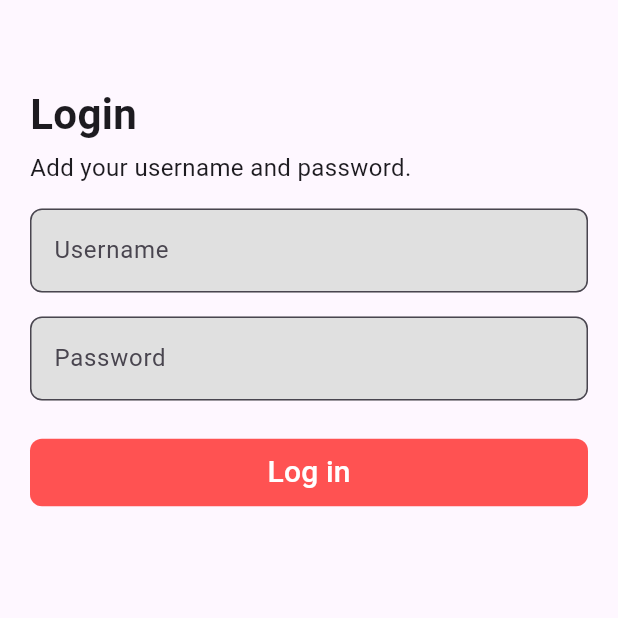
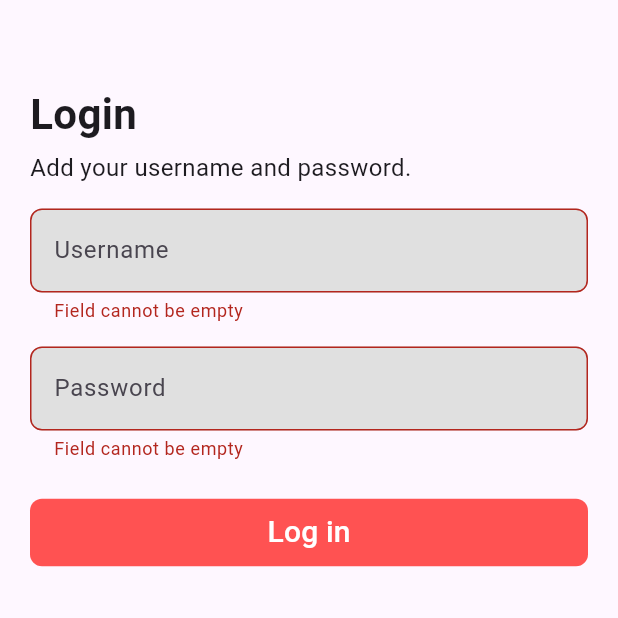
Before and after one commit to catQuantumCat/PBL4-task-manager, a Flutter app: the screen it shows after launch, after a tap on "Log in", on a phone screen of 412 x 824 dp, the top half of it. Run offline on Flutter 3.47's test engine with Material 3 defaults, Android fonts, the phone set to English and light mode, and no system bars; our stand-ins replace bloc, dio, equatable, flutter_bloc; network calls fail.

Commit message:
Chore: sign in validation

```diff
--- /dev/null
+++ b/mobile/taskmanager/lib/common/utils/ux_writing.util.dart
@@ -0,0 +1,18 @@
+
+
+
+enum UXWritingEnum {
+  //ERROR
+  //AUTH
+    errorAuthInvalidEmail("Invalid email"),
+    errorAuthInvalidPassword(
+        "Must be at least 12 characters, with uppercase and lower case charaters, numbers and special characters"),
+    errorAuthEmptyField("Field cannot be empty"),
+
+
+  ;
+
+  final String value;
+
+  const UXWritingEnum(this.value);
+}
--- a/mobile/taskmanager/lib/modules/auth/bloc/login/login_state.dart
+++ b/mobile/taskmanager/lib/modules/auth/bloc/login/login_state.dart
@@ -34,3 +34,8 @@ class LoginInitial extends LoginState {
 class LoginLoading extends LoginState {
   const LoginLoading({super.status = LoginStatus.loading});
 }
+
+class LoginFailed extends LoginState {
+  const LoginFailed(
+      {super.status = LoginStatus.failed, required super.errorString});
+}
--- a/mobile/taskmanager/lib/modules/auth/view/login.view.dart
+++ b/mobile/taskmanager/lib/modules/auth/view/login.view.dart
@@ -2,7 +2,10 @@ import 'dart:developer';
 
 import 'package:flutter/material.dart';
 import 'package:flutter_bloc/flutter_bloc.dart';
+import 'package:taskmanager/common/utils/validation.utils.dart';
 import 'package:taskmanager/modules/auth/bloc/login/login_bloc.dart';
+import 'package:taskmanager/modules/auth/widget/auth_elevated_button.widget.dart';
+import 'package:taskmanager/modules/auth/widget/round_text_form_field.widget.dart';
 
 class LoginPage extends StatelessWidget {
   const LoginPage({super.key});
@@ -24,73 +27,46 @@ class LoginView extends StatelessWidget {
   final TextEditingController _passwordFieldController =
       TextEditingController();
 
+  final GlobalKey<FormState> _formkey = GlobalKey<FormState>();
+
   void _onLoginTapped(BuildContext context) {
+    if (!_formkey.currentState!.validate()) return;
+
     context.read<LoginBloc>().add(LoginSubmitTapped(
           username: _usernameFieldController.text,
           password: _passwordFieldController.text,
         ));
   }
 
-  Widget authTextFormField(
-      {String? hintText,
-      bool obscureText = false,
-      TextEditingController? controller,
-      FormFieldValidator? validator}) {
-    return TextFormField(
-      obscureText: obscureText,
-      controller: controller,
-      validator: validator,
-      decoration: InputDecoration(
-        focusedBorder: const OutlineInputBorder(
-            borderRadius: BorderRadius.all(Radius.circular(8))),
-        filled: true,
-        fillColor: Colors.grey[300],
-        hintText: hintText,
-        border: const OutlineInputBorder(
-          borderRadius: BorderRadius.all(
-            Radius.circular(8),
-          ),
+  void _listenToStateChanges(BuildContext context, LoginState state) {
+    if (state.status == LoginStatus.success) {
+      Navigator.pushNamedAndRemoveUntil(
+        context,
+        "/home",
+        (route) => false,
+      );
+    }
+
+    if (state.status == LoginStatus.failed) {
+      showDialog(
+        context: context,
+        builder: (dialogContext) => AlertDialog(
+          actions: [
+            TextButton(
+                onPressed: () => Navigator.pop(dialogContext),
+                child: const Text("Try again"))
+          ],
+          title: const Text("Cannot sign in"),
+          content: Text(state.errorString ?? "Unknown error"),
         ),
-      ),
-    );
-  }
-
-  Widget authElevatedButton(
-      {required String label, void Function()? onPressed}) {
-    return ElevatedButton(
-      style: const ButtonStyle().copyWith(
-        elevation: const WidgetStatePropertyAll(0),
-        backgroundColor: const WidgetStatePropertyAll(Colors.redAccent),
-        shape: const WidgetStatePropertyAll(
-          RoundedRectangleBorder(
-            borderRadius: BorderRadius.all(Radius.circular(8)),
-          ),
-        ),
-      ),
-      onPressed: onPressed,
-      child: Container(
-        margin: const EdgeInsets.symmetric(vertical: 8),
-        child: Text(
-          label,
-          style: const TextStyle(fontSize: 20, color: Colors.white),
-        ),
-      ),
-    );
+      );
+    }
   }
 
   @override
   Widget build(BuildContext context) {
     return BlocConsumer<LoginBloc, LoginState>(
-      listener: (context, state) {
-        log("HERE");
-        if (state.status == LoginStatus.success) {
-          Navigator.pushNamedAndRemoveUntil(
-            context,
-            "/home",
-            (route) => false,
-          );
-        }
-      },
+      listener: (context, state) => _listenToStateChanges(context, state),
       builder: (context, state) {
         return Scaffold(
           appBar: AppBar(),
@@ -120,31 +96,35 @@ class LoginView extends StatelessWidget {
                           ),
                           const SizedBox(height: 16),
                           Form(
+                            key: _formkey,
                             child: Column(
                               children: [
-                                authTextFormField(
+                                RoundTextFormField(
+                                    validator: (p0) =>
+                                        ValidationUtils.validateField(p0),
                                     hintText: "Username",
                                     controller: _usernameFieldController),
                                 const SizedBox(height: 16),
-                                authTextFormField(
+                                RoundTextFormField(
+                                    validator: (p0) =>
+                                        ValidationUtils.validateField(p0),
                                     hintText: "Password",
                                     obscureText: true,
                                     controller: _passwordFieldController),
                                 const SizedBox(height: 24),
-                                Row(
-                                  children: [
-                                    Expanded(
-                                      child: authElevatedButton(
-                                        label: "Log in",
-                                        onPressed: () =>
-                                            _onLoginTapped(context),
-                                      ),
-                                    ),
-                                  ],
-                                ),
                               ],
                             ),
                           ),
+                          Row(
+                            children: [
+                              Expanded(
+                                child: AuthElevatedButton(
+                                  label: "Log in",
+                                  onPressed: () => _onLoginTapped(context),
+                                ),
+                              ),
+                            ],
+                          )
                         ],
                       ),
                     ),
--- /dev/null
+++ b/mobile/taskmanager/lib/modules/auth/widget/auth_elevated_button.widget.dart
@@ -0,0 +1,32 @@
+import 'package:flutter/material.dart';
+
+
+class AuthElevatedButton extends StatelessWidget {
+  const AuthElevatedButton({super.key, required this.label, this.onPressed});
+
+  final String label;
+  final void Function()? onPressed;
+
+  @override
+  Widget build(BuildContext context) {
+    return ElevatedButton(
+      style: const ButtonStyle().copyWith(
+        elevation: const WidgetStatePropertyAll(0),
+        backgroundColor: const WidgetStatePropertyAll(Colors.redAccent),
+        shape: const WidgetStatePropertyAll(
+          RoundedRectangleBorder(
+            borderRadius: BorderRadius.all(Radius.circular(8)),
+          ),
+        ),
+      ),
+      onPressed: onPressed,
+      child: Container(
+        margin: const EdgeInsets.symmetric(vertical: 8),
+        child: Text(
+          label,
+          style: const TextStyle(fontSize: 20, color: Colors.white),
+        ),
+      ),
+    );
+  }
+}
--- /dev/null
+++ b/mobile/taskmanager/lib/modules/auth/widget/round_text_form_field.widget.dart
@@ -0,0 +1,37 @@
+import 'package:flutter/material.dart';
+
+class RoundTextFormField extends StatelessWidget {
+  const RoundTextFormField(
+      {super.key,
+      this.obscureText = false,
+      required this.controller,
+      this.validator,
+      this.hintText});
+
+  final bool obscureText;
+  final TextEditingController controller;
+  final String? Function(String?)? validator;
+  final String? hintText;
+
+  @override
+  Widget build(BuildContext context) {
+    return TextFormField(
+      autovalidateMode: AutovalidateMode.onUserInteraction,
+      obscureText: obscureText,
+      controller: controller,
+      validator: validator,
+      decoration: InputDecoration(
+        focusedBorder: const OutlineInputBorder(
+            borderRadius: BorderRadius.all(Radius.circular(8))),
+        filled: true,
+        fillColor: Colors.grey[300],
+        hintText: hintText,
+        border: const OutlineInputBorder(
+          borderRadius: BorderRadius.all(
+            Radius.circular(8),
+          ),
+        ),
+      ),
+    );
+  }
+}
```
Also changed, not shown: mobile/taskmanager/lib/common/utils/validation.utils.dart (added, +54 -0 lines), mobile/taskmanager/lib/modules/auth/bloc/login/login_bloc.dart (+10 -4 lines), 3 other files.
